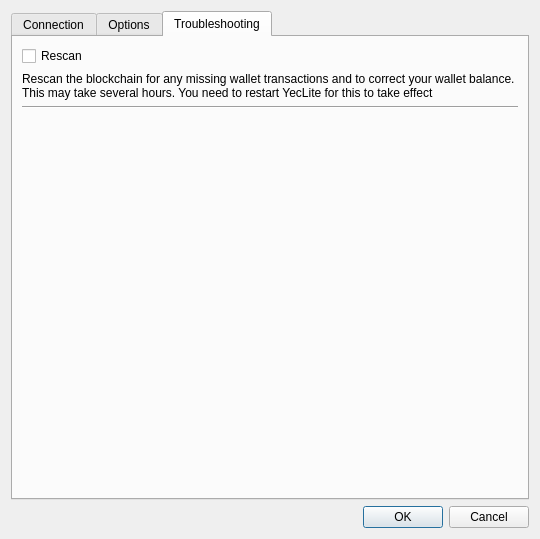
Above: src/settings.ui from ycashfoundation/YecLite before the change. Below: the same form after it.
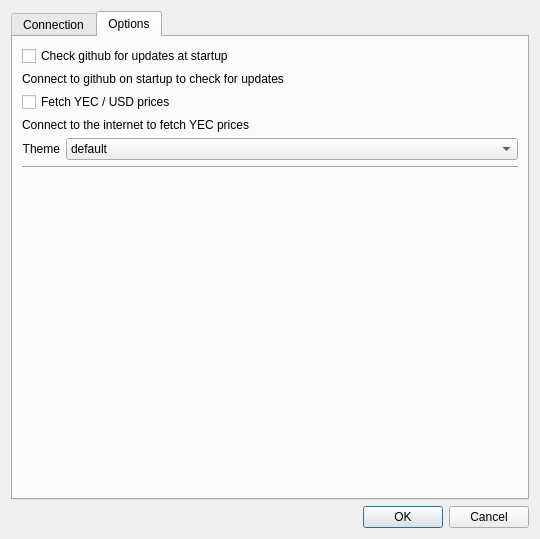
That is the form after the change.

Commit message: Remove troubleshooting

The edit to the form file:
```diff
--- a/src/settings.ui
+++ b/src/settings.ui
@@ -26,7 +26,7 @@
    <item>
     <widget class="QTabWidget" name="tabWidget">
      <property name="currentIndex">
-      <number>2</number>
+      <number>1</number>
      </property>
      <widget class="QWidget" name="tab">
       <attribute name="title">
@@ -188,50 +188,6 @@
        </item>
       </layout>
      </widget>
-     <widget class="QWidget" name="tab_3">
-      <attribute name="title">
-       <string>Troubleshooting</string>
-      </attribute>
-      <layout class="QGridLayout" name="gridLayout_2">
-       <item row="5" column="0">
-        <spacer name="verticalSpacer_3">
-         <property name="orientation">
-          <enum>Qt::Vertical</enum>
-         </property>
-         <property name="sizeHint" stdset="0">
-          <size>
-           <width>20</width>
-           <height>40</height>
-          </size>
-         </property>
-        </spacer>
-       </item>
-       <item row="2" column="0">
-        <widget class="Line" name="line_3">
-         <property name="orientation">
-          <enum>Qt::Horizontal</enum>
-         </property>
-        </widget>
-       </item>
-       <item row="1" column="0">
-        <widget class="QLabel" name="label_9">
-         <property name="text">
-          <string>Rescan the blockchain for any missing wallet transactions and to correct your wallet balance. This may take several hours. You need to restart YecLite for this to take effect</string>
-         </property>
-         <property name="wordWrap">
-          <bool>true</bool>
-         </property>
-        </widget>
-       </item>
-       <item row="0" column="0">
-        <widget class="QCheckBox" name="chkRescan">
-         <property name="text">
-          <string>Rescan</string>
-         </property>
-        </widget>
-       </item>
-      </layout>
-     </widget>
     </widget>
    </item>
    <item>
```
The commit also changes 1 other file.
